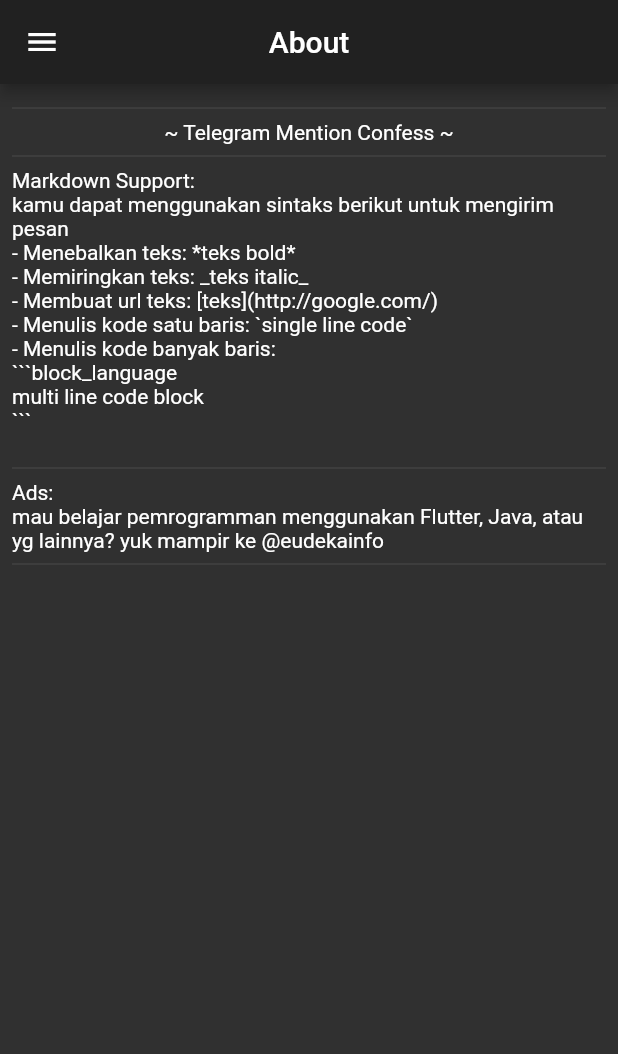
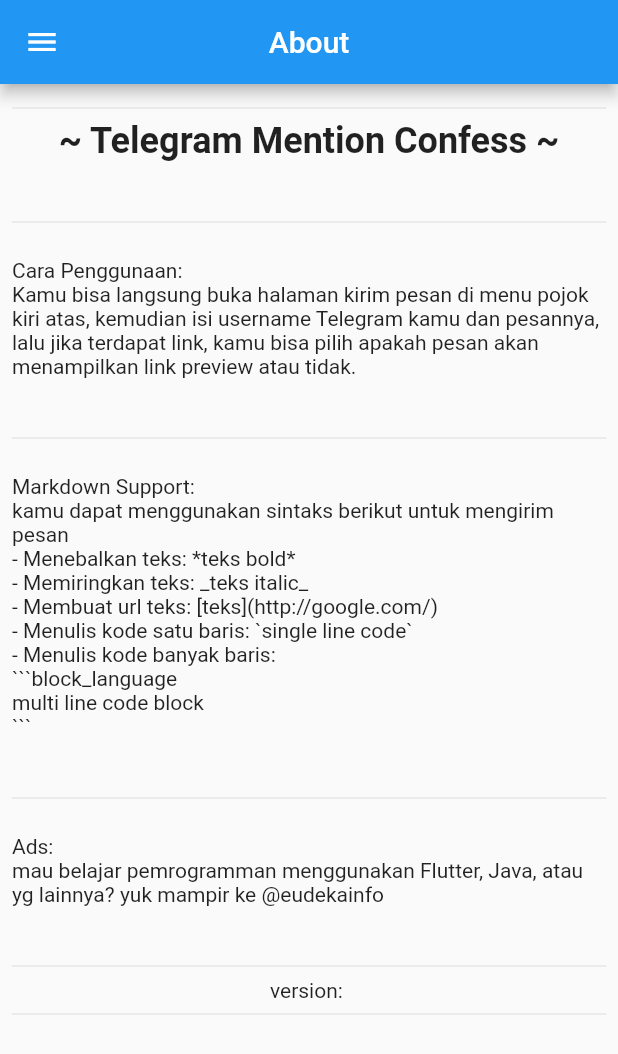
Before and after one commit to daffaalam/tgfess, a Flutter app: the screen it shows after launch, on a phone screen of 412 x 824 dp. Shown: the top 1054 px of the screen. Run offline on Flutter 3.47's test engine with Material 2 defaults, Android fonts, the phone set to English and light mode, and no system bars; missing offline and left inert: dart:html, flutter_web.

Commit message:
fix some minor bug

````diff
--- a/lib/main.dart
+++ b/lib/main.dart
@@ -13,13 +13,18 @@ class MyApp extends StatefulWidget {
 class _MyAppState extends State<MyApp> {
   String timeNow = DateFormat.H().format(Config.now);
   ThemeData themeTime;
+  Brightness brightness;
   int recentIndex = 0;
 
   @override
   void initState() {
-    int.parse(timeNow) <= 6 && int.parse(timeNow) > 18
-        ? themeTime = ThemeData.light()
-        : themeTime = ThemeData.dark();
+    if (int.parse(timeNow) >= 6 && int.parse(timeNow) < 18) {
+      themeTime = ThemeData.light();
+      brightness = Brightness.dark;
+    } else {
+      themeTime = ThemeData.dark();
+      brightness = Brightness.light;
+    }
     super.initState();
   }
 
@@ -46,7 +51,7 @@ class _MyAppState extends State<MyApp> {
             itemBuilder: (BuildContext context, int index) {
               if (index == 0) {
                 return Container(
-                  color: ThemeData().primaryColorDark,
+                  color: ThemeData(brightness: brightness).primaryColorLight,
                   child: DrawerHeader(
                     child: Image.network('https://telegram.org/img/t_logo.png'),
                   ),
--- a/lib/tool/config.dart
+++ b/lib/tool/config.dart
@@ -1,13 +1,12 @@
 class Config {
-  static final String appTitle = 'Telegram Menfess'; // App Name
-  static final String username = 'tgfess'; // username channel target
-  static final String botToken = '932886938:AAFBkuMfzw0i2_a2WZBQcqpU-4b3vkfcro0'; // token of your bot
+  static final String appTitle = ''; // App Name
+  static final String appVersion = ''; // App Version
+  static final String username = ''; // username channel target
+  static final String botToken = ''; // token of your bot
   static final String baseUrl = 'https://api.telegram.org/bot${botToken}';
   static final String urlChannel = 'tg://resolve?domain=$username';
   static final String idAdmin = '256902271';
   static final String usernameAdmin = 'daffaalam';
   static final DateTime now = DateTime.now();
-  static final List<String> navTitle = ['About', 'Text', 'Photo', 'Report Error'];
+  static final List<String> navTitle = ['About', 'Send Text', 'Send Photo', 'Report Error'];
 }
-
-/** 932886938:AAFBkuMfzw0i2_a2WZBQcqpU-4b3vkfcro0 */
--- a/lib/view/about_view.dart
+++ b/lib/view/about_view.dart
@@ -1,4 +1,5 @@
 import 'package:flutter_web/material.dart';
+import 'package:telegram_menfess/tool/config.dart';
 
 class AboutView extends StatefulWidget {
   @override
@@ -14,9 +15,23 @@ class _AboutViewState extends State<AboutView> {
         Text(
           '~ Telegram Mention Confess ~',
           textAlign: TextAlign.center,
+          style: TextStyle(
+            fontSize: 24,
+            fontWeight: FontWeight.bold,
+          ),
+        ),
+        Text('\n'),
+        Divider(),
+        Text(
+          '\n'
+          'Cara Penggunaan:'
+          '\n'
+          'Kamu bisa langsung buka halaman kirim pesan di menu pojok kiri atas, kemudian isi username Telegram kamu dan pesannya, lalu jika terdapat link, kamu bisa pilih apakah pesan akan menampilkan link preview atau tidak.'
+          '\n\n',
         ),
         Divider(),
         Text(
+          '\n'
           'Markdown Support:\n'
           'kamu dapat menggunakan sintaks berikut untuk mengirim pesan\n'
           '- Menebalkan teks: *teks bold*\n'
@@ -26,13 +41,18 @@ class _AboutViewState extends State<AboutView> {
           '- Menulis kode banyak baris:\n'
           '```block_language\n'
           'multi line code block\n'
-          '```\n',
+          '```'
+          '\n\n',
         ),
         Divider(),
         Text(
+          '\n'
           'Ads:\n'
-          'mau belajar pemrogramman menggunakan Flutter, Java, atau yg lainnya? yuk mampir ke @eudekainfo',
+          'mau belajar pemrogramman menggunakan Flutter, Java, atau yg lainnya? yuk mampir ke @eudekainfo'
+          '\n\n',
         ),
+        Divider(),
+        Text('version: ${Config.appVersion}'),
         Divider(),
       ],
     );
````
